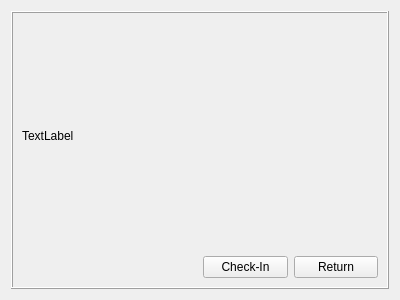
Qt form accountitemui.ui (OliBot03/HinLIBS) before a commit.
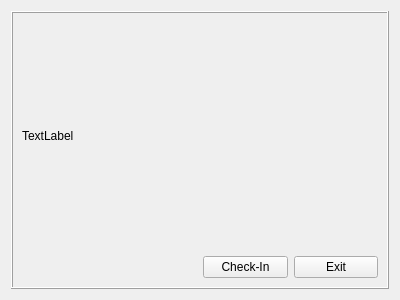
The same form after that commit.

What changed in the file:
```diff
--- a/accountitemui.ui
+++ b/accountitemui.ui
@@ -32,7 +32,7 @@
       <item row="3" column="3">
        <widget class="QPushButton" name="exit">
         <property name="text">
-         <string>Return</string>
+         <string>Exit</string>
         </property>
        </widget>
       </item>
```
